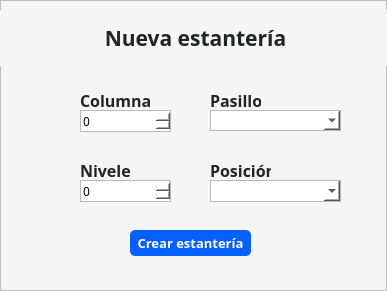
Old version of the form Interfaces/main/nueva_estanteria.ui in the repository juanignaciocansillieri/bullsoft.
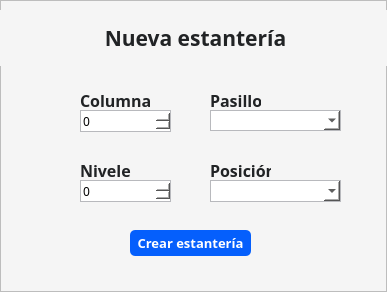
New version of the form. Icons and pictures are not drawn.

```diff
--- a/Interfaces/main/nueva_estanteria.ui
+++ b/Interfaces/main/nueva_estanteria.ui
@@ -7,9 +7,21 @@
     <x>0</x>
     <y>0</y>
     <width>387</width>
-    <height>291</height>
+    <height>292</height>
    </rect>
   </property>
+  <property name="minimumSize">
+   <size>
+    <width>387</width>
+    <height>292</height>
+   </size>
+  </property>
+  <property name="sizeIncrement">
+   <size>
+    <width>387</width>
+    <height>292</height>
+   </size>
+  </property>
   <property name="windowTitle">
    <string>MainWindow</string>
   </property>
```
